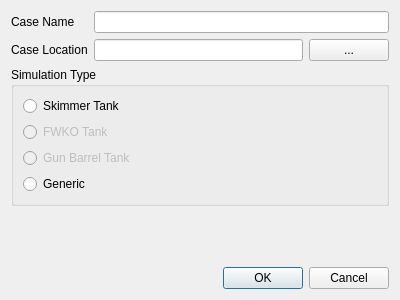
Old version of the form popUpNew.ui in the repository Eng-RSMY/petroFoam.
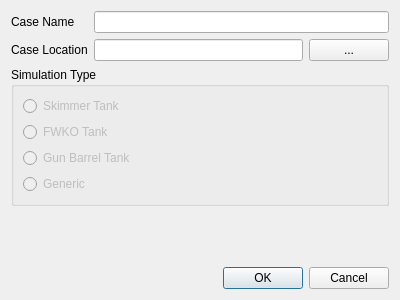
New version of the form. Icons and pictures are not drawn.

What changed in the file:
```diff
--- a/popUpNew.ui
+++ b/popUpNew.ui
@@ -60,6 +60,9 @@
        <layout class="QVBoxLayout" name="verticalLayout_2">
         <item>
          <widget class="QRadioButton" name="radioButton">
+          <property name="enabled">
+           <bool>false</bool>
+          </property>
           <property name="text">
            <string>Skimmer Tank</string>
           </property>
@@ -96,6 +99,9 @@
         </item>
         <item>
          <widget class="QRadioButton" name="radioButton_4">
+          <property name="enabled">
+           <bool>false</bool>
+          </property>
           <property name="text">
            <string>Generic</string>
           </property>
```
Left out of the diff: 10 changed lines with no effect on the pictures.
